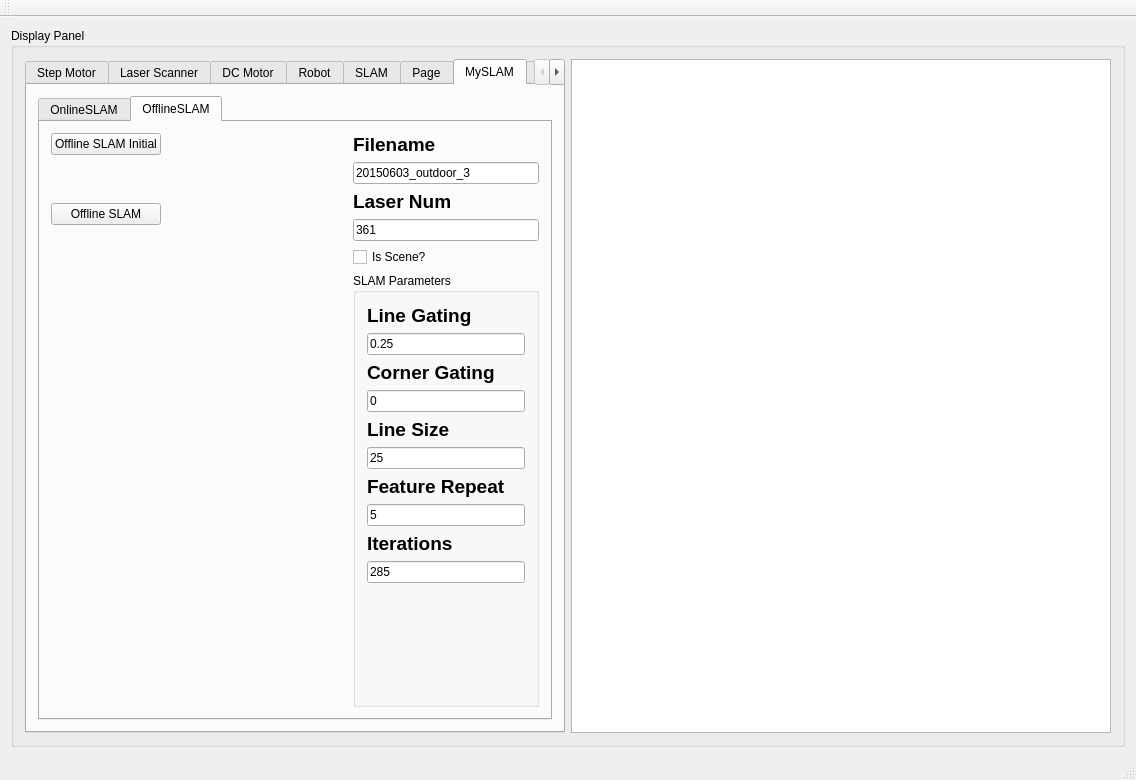
Above: eic_test.ui from bill-lee/EIC_Final before the change. Below: the same form after it.
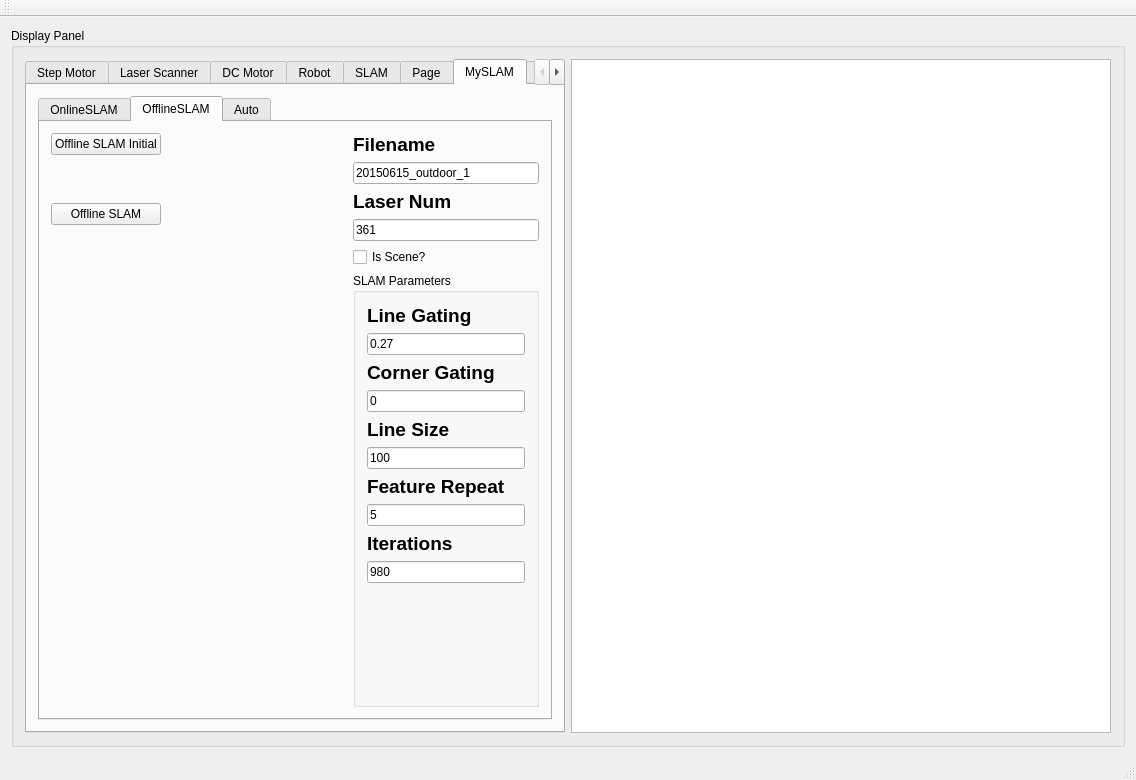
That is the form after the change. The open tabs and pages were chosen to show the change.

```diff
--- a/eic_test.ui
+++ b/eic_test.ui
@@ -2637,7 +2637,7 @@
                <item row="1" column="2">
                 <widget class="QLineEdit" name="lineEdit_slam_offline_filename">
                  <property name="text">
-                  <string>20150603_outdoor_3</string>
+                  <string>20150615_outdoor_1</string>
                  </property>
                 </widget>
                </item>
@@ -2711,7 +2711,7 @@
                   <item>
                    <widget class="QLineEdit" name="lineEdit_slam_linegating">
                     <property name="text">
-                     <string>0.25</string>
+                     <string>0.27</string>
                     </property>
                    </widget>
                   </item>
@@ -2739,7 +2739,7 @@
                   <item>
                    <widget class="QLineEdit" name="lineEdit_slam_linesize">
                     <property name="text">
-                     <string>25</string>
+                     <string>100</string>
                     </property>
                    </widget>
                   </item>
@@ -2767,7 +2767,7 @@
                   <item>
                    <widget class="QLineEdit" name="lineEdit_slam_iterations">
                     <property name="text">
-                     <string>285</string>
+                     <string>980</string>
                     </property>
                    </widget>
                   </item>
@@ -2789,6 +2789,11 @@
                </item>
               </layout>
              </widget>
+             <widget class="QWidget" name="tab_11">
+              <attribute name="title">
+               <string>Auto</string>
+              </attribute>
+             </widget>
             </widget>
            </item>
           </layout>
```
Left out of the diff: 20 changed lines with no effect on the pictures.
